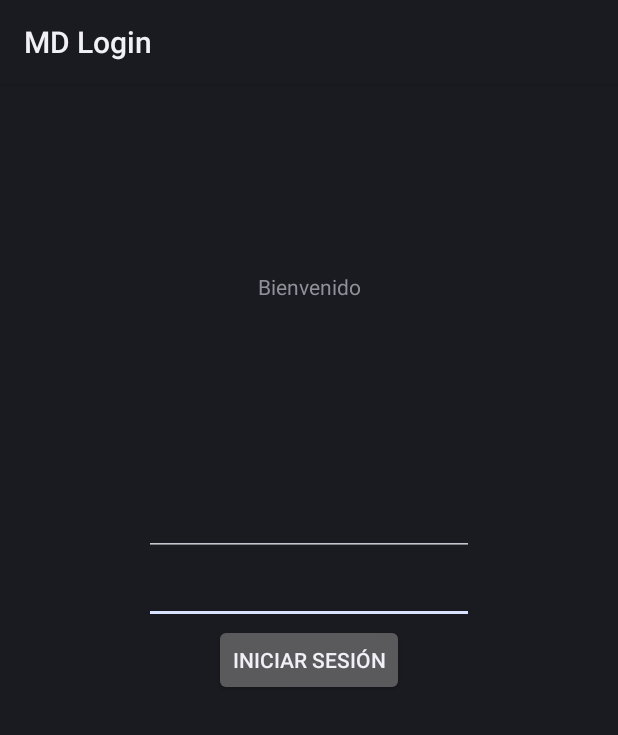
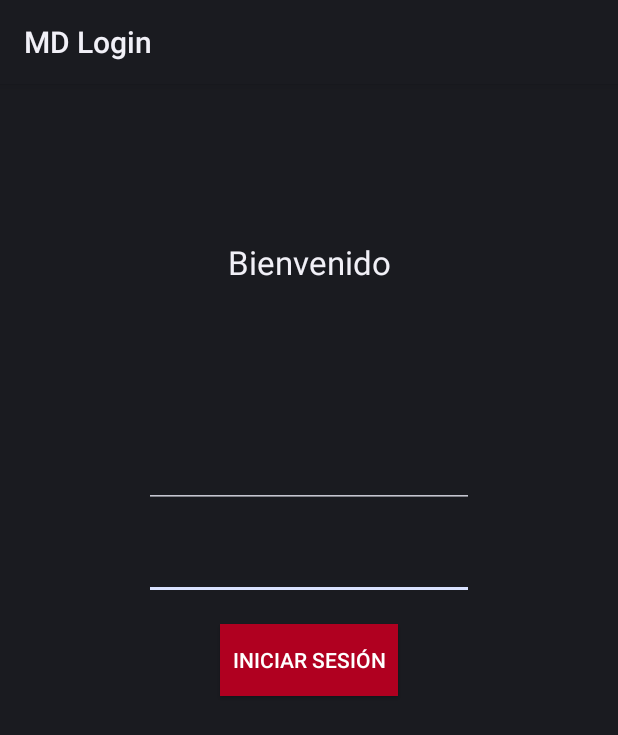
Before and after one commit to JosueRuiz08/MaterialTheming, an Android app: the screen it shows after launch (MainActivity), on a phone screen of 412 x 824 dp. Shown: the top 735 px of the screen. Run offline under Robolectric (Android 15) with nearby library versions, the phone set to English and light mode, and no system bars.

Commit message:
Cambio de colores con Holo

```diff
--- a/app/src/main/res/layout/activity_main.xml
+++ b/app/src/main/res/layout/activity_main.xml
@@ -1,6 +1,5 @@
 <?xml version="1.0" encoding="utf-8"?>
-<androidx.constraintlayout.widget.ConstraintLayout
-    xmlns:android="http://schemas.android.com/apk/res/android"
+<androidx.constraintlayout.widget.ConstraintLayout xmlns:android="http://schemas.android.com/apk/res/android"
     xmlns:app="http://schemas.android.com/apk/res-auto"
     xmlns:tools="http://schemas.android.com/tools"
     android:layout_width="match_parent"
@@ -11,35 +10,43 @@
         android:id="@+id/btnLogin"
         android:layout_width="wrap_content"
         android:layout_height="wrap_content"
+        android:background="@color/design_default_color_error"
+        android:padding="8dp"
         android:text="Iniciar sesión"
+        android:textColor="@color/white"
+        app:layout_constraintBottom_toBottomOf="parent"
+        app:layout_constraintEnd_toEndOf="parent"
         app:layout_constraintStart_toStartOf="parent"
-        app:layout_constraintEnd_toEndOf="parent"
-        app:layout_constraintTop_toTopOf="parent"
-        app:layout_constraintBottom_toBottomOf="parent"/>
+        app:layout_constraintTop_toTopOf="parent" />
 
     <EditText
         android:id="@+id/password"
         android:layout_width="220dp"
         android:layout_height="wrap_content"
-        app:layout_constraintStart_toStartOf="parent"
+        android:layout_marginBottom="16dp"
+        android:inputType="textPassword"
+        app:layout_constraintBottom_toTopOf="@+id/btnLogin"
         app:layout_constraintEnd_toEndOf="parent"
-        app:layout_constraintBottom_toTopOf="@+id/btnLogin"/>
+        app:layout_constraintStart_toStartOf="parent" />
 
     <EditText
         android:id="@+id/etname"
         android:layout_width="220dp"
         android:layout_height="wrap_content"
-        app:layout_constraintStart_toStartOf="parent"
+        android:layout_marginBottom="16dp"
+        android:inputType="textPersonName"
+        app:layout_constraintBottom_toTopOf="@+id/password"
         app:layout_constraintEnd_toEndOf="parent"
-        app:layout_constraintBottom_toTopOf="@+id/password"/>
+        app:layout_constraintStart_toStartOf="parent" />
 
     <TextView
         android:layout_width="wrap_content"
         android:layout_height="wrap_content"
         android:text="Bienvenido"
+        android:textAppearance="@style/TextAppearance.AppCompat.Large"
+        app:layout_constraintBottom_toTopOf="@+id/etname"
+        app:layout_constraintEnd_toEndOf="parent"
         app:layout_constraintStart_toStartOf="parent"
-        app:layout_constraintEnd_toEndOf="parent"
-        app:layout_constraintTop_toTopOf="parent"
-        app:layout_constraintBottom_toTopOf="@+id/etname"/>
+        app:layout_constraintTop_toTopOf="parent" />
 
 </androidx.constraintlayout.widget.ConstraintLayout>
--- a/app/src/main/res/values/themes.xml
+++ b/app/src/main/res/values/themes.xml
@@ -11,7 +11,15 @@
         <item name="colorSecondaryVariant">@color/teal_700</item>
         <item name="colorOnSecondary">@color/black</item>
         <!-- Status bar color. -->
-        <item name="android:statusBarColor" tools:targetApi="21">?attr/colorPrimaryVariant</item>
+<!--        <item name="android:statusBarColor" tools:targetApi="21">?attr/colorPrimaryVariant</item>-->
+        <item name="android:actionBarStyle">@style/MyActionBar</item>
         <!-- Customize your theme here. -->
+        <item name="android:titleTextStyle">@style/MyTitleTextStyle</item>
+    </style>
+    <style name="MyActionBar" parent="android:Widget.Holo.ActionBar">
+        <item name="background">@color/design_default_color_on_primary</item>
+    </style>
+    <style name="MyTitleTextStyle" parent="android:style/TextAppearance.Holo.Widget.ActionBar.Title">
+        <item name="android:textColor">@color/white</item>
     </style>
 </resources>
```
